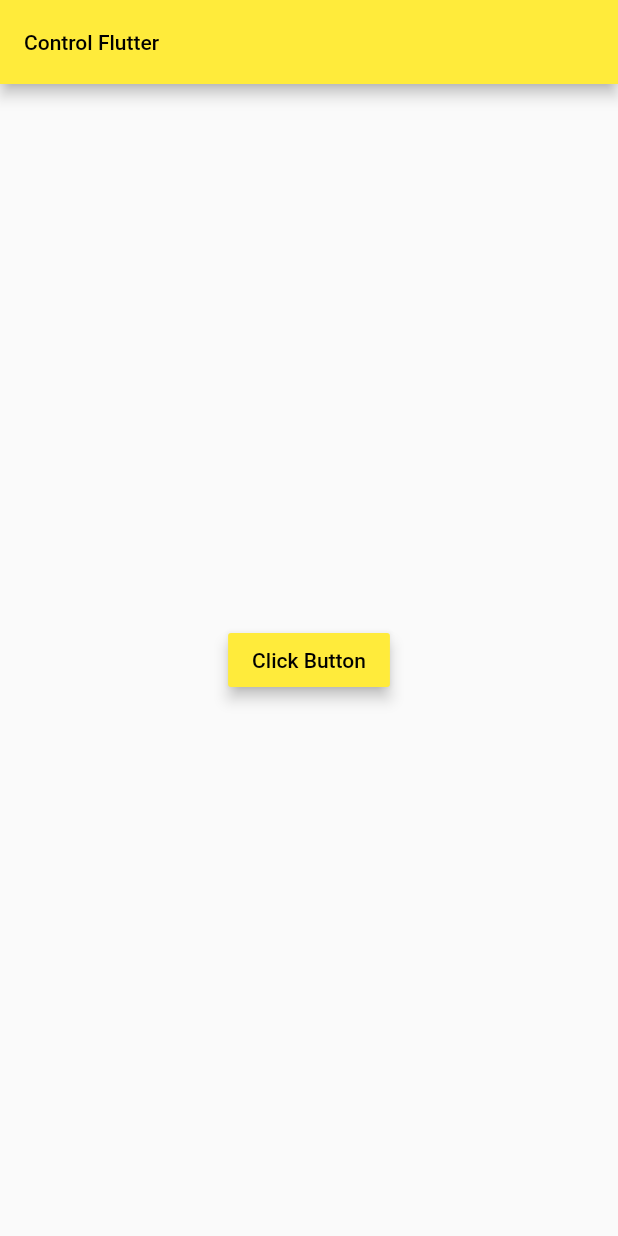
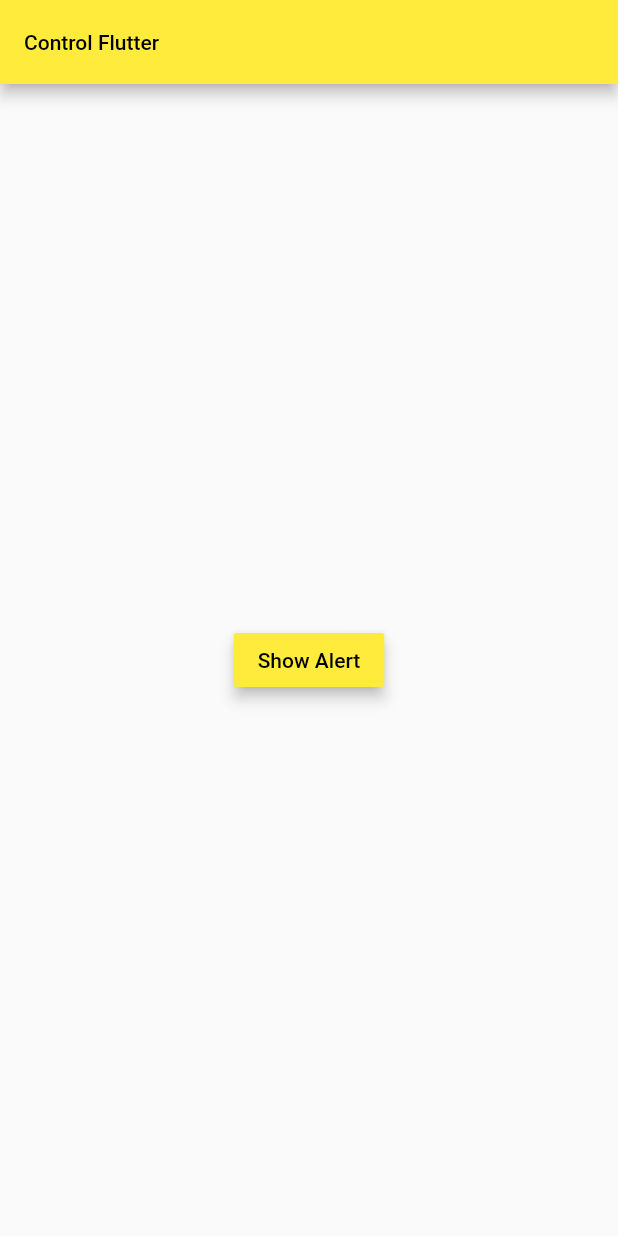
Before and after one commit to huubao2309/demo_control_flutter, a Flutter app: the screen it shows after launch, on a phone screen of 412 x 824 dp. Run offline on Flutter 3.47's test engine with Material 2 defaults, Android fonts, the phone set to English and light mode, and no system bars; our stand-ins replace carousel_slider.

Commit message:
commit for push Alert Dialog

```diff
--- a/control_flutter/lib/control_normal/alert_dialog_widgets.dart
+++ b/control_flutter/lib/control_normal/alert_dialog_widgets.dart
@@ -0,0 +1,44 @@
+import 'package:flutter/material.dart';
+
+class ShowAlertDialogWidgets extends StatelessWidget {
+  @override
+  Widget build(BuildContext context) {
+    return Center(
+      child: Container(
+        child: RaisedButton(
+          onPressed: () {
+            showAlertDialog(context);
+          },
+          child: Text(
+            'Show Alert',
+            style: TextStyle(color: Colors.black),
+          ),
+          color: Colors.yellow,
+          elevation: 4.0,
+        ),
+      ),
+    );
+  }
+
+  void showAlertDialog(BuildContext context) {
+    var alertDialog = AlertDialog(
+      title: Text('Alert', style: TextStyle(color: Colors.red)),
+      content: Text('You clicked button', style: TextStyle(color: Colors.blue)),
+      actions: <Widget>[
+        FlatButton(
+          child: Text('OK', style: TextStyle(color: Colors.black)),
+          onPressed: () {
+            Navigator.of(context).pop();
+          },
+        ),
+      ],
+    );
+    showDialog(
+      context: context,
+      barrierDismissible: false, // user must tap button!
+      builder: (BuildContext context) {
+        return alertDialog;
+      },
+    );
+  }
+}
--- a/control_flutter/lib/main.dart
+++ b/control_flutter/lib/main.dart
@@ -2,6 +2,7 @@ import 'package:flutter/material.dart';
 
 import 'carousel_control/indicator_with_carousel.dart';
 import 'carousel_control/infinity_scroll_carousel.dart';
+import 'control_normal/alert_dialog_widgets.dart';
 import 'control_normal/column_widgets.dart';
 import 'control_normal/container_widgets.dart';
 import 'control_normal/image_widgets.dart';
@@ -32,7 +33,7 @@ class MyApp extends StatelessWidget {
             ),
           ),
         ),
-        body: RaisedButtonWidgets(),
+        body: ShowAlertDialogWidgets(),
       ),
     );
   }
```
Also changed, not shown: images/alert_dialog/image_dialog_1.png (added), images/alert_dialog/image_dialog_2.png (added).
